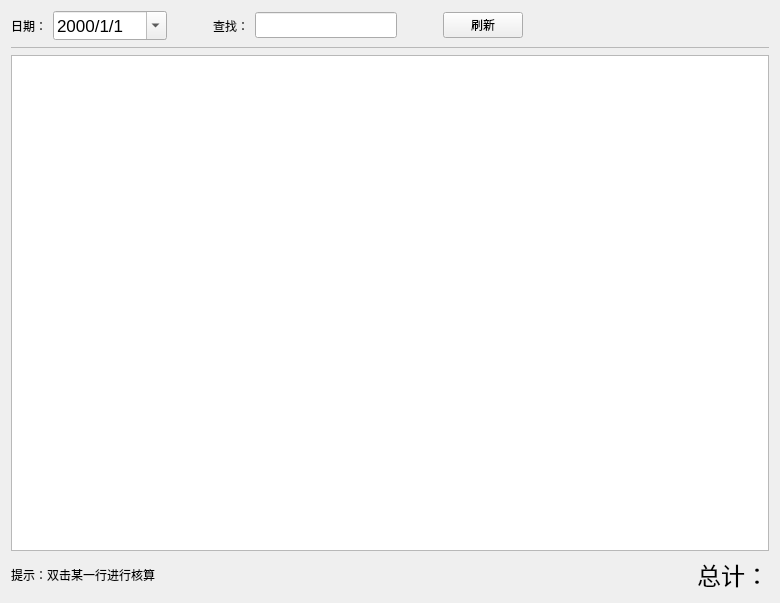
605791556/PayAccount-QT, file PayCount_QT/CTabWorkDayDlg.ui: the form before one commit.
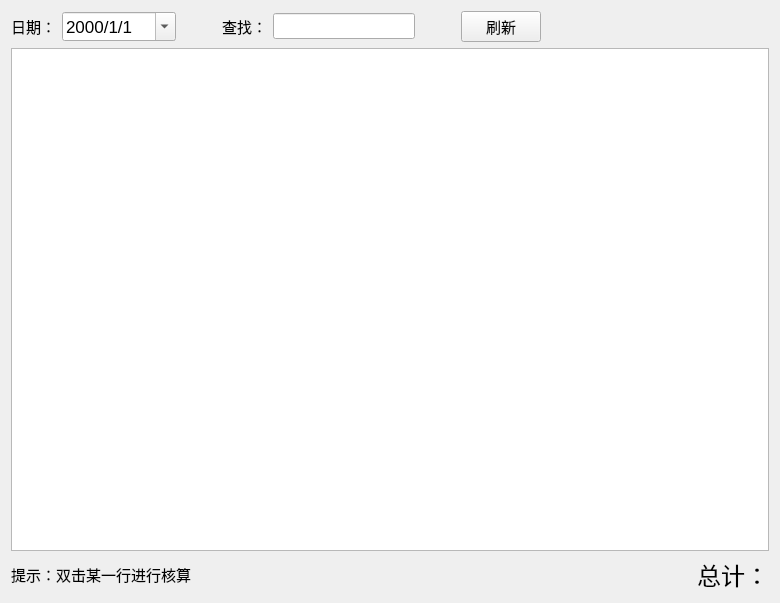
The form after the commit.

The edit to the form file:
```diff
--- a/PayCount_QT/CTabWorkDayDlg.ui
+++ b/PayCount_QT/CTabWorkDayDlg.ui
@@ -21,6 +21,11 @@
      </property>
      <item>
       <widget class="QLabel" name="label">
+       <property name="font">
+        <font>
+         <pointsize>11</pointsize>
+        </font>
+       </property>
        <property name="text">
         <string>日期：</string>
        </property>
@@ -62,6 +67,11 @@
      </item>
      <item>
       <widget class="QLabel" name="label_3">
+       <property name="font">
+        <font>
+         <pointsize>11</pointsize>
+        </font>
+       </property>
        <property name="text">
         <string>查找：</string>
        </property>
@@ -94,6 +104,11 @@
      </item>
      <item>
       <widget class="QPushButton" name="BTN_UPDATE">
+       <property name="font">
+        <font>
+         <pointsize>11</pointsize>
+        </font>
+       </property>
        <property name="text">
         <string>刷新</string>
        </property>
@@ -132,30 +147,15 @@
    </item>
    <item>
     <layout class="QVBoxLayout" name="verticalLayout_3">
-     <item>
-      <widget class="Line" name="line">
-       <property name="windowModality">
-        <enum>Qt::NonModal</enum>
-       </property>
-       <property name="layoutDirection">
-        <enum>Qt::RightToLeft</enum>
-       </property>
-       <property name="frameShadow">
-        <enum>QFrame::Sunken</enum>
-       </property>
-       <property name="lineWidth">
-        <number>0</number>
-       </property>
-       <property name="midLineWidth">
-        <number>1</number>
-       </property>
-       <property name="orientation">
-        <enum>Qt::Horizontal</enum>
-       </property>
-      </widget>
-     </item>
      <item>
       <widget class="QTableView" name="tableView">
+       <property name="font">
+        <font>
+         <pointsize>11</pointsize>
+         <weight>50</weight>
+         <bold>false</bold>
+        </font>
+       </property>
        <property name="styleSheet">
         <string notr="true"/>
        </property>
@@ -167,6 +167,11 @@
     <layout class="QHBoxLayout" name="horizontalLayout_3">
      <item>
       <widget class="QLabel" name="label_2">
+       <property name="font">
+        <font>
+         <pointsize>11</pointsize>
+        </font>
+       </property>
        <property name="text">
         <string>提示：双击某一行进行核算</string>
        </property>
```
